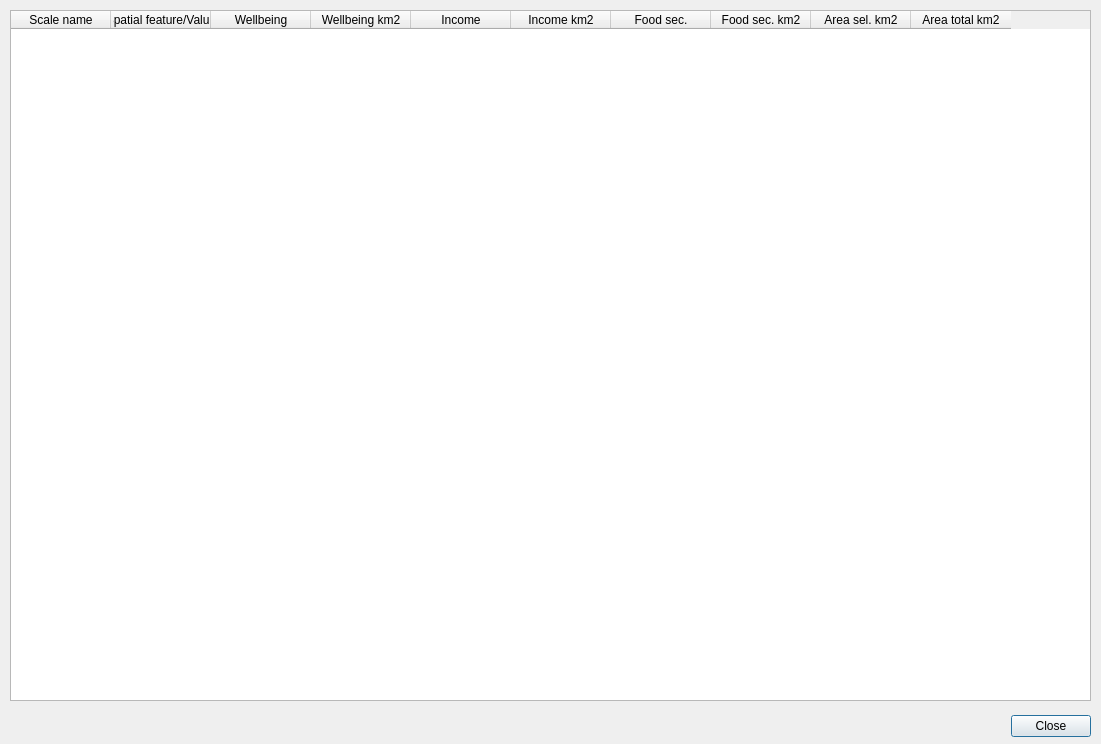
This is marine_values_feature_flyout.ui in csiro-chris-m/marine_values as Qt 5 draws it before an edit. The edited form follows.
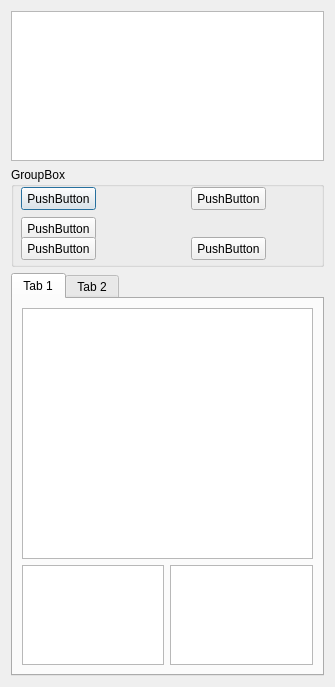
This is the edited form.

Commit message: Plugin window sizing auto resizes elements. Moved db to project dir

```diff
--- a/marine_values_feature_flyout.ui
+++ b/marine_values_feature_flyout.ui
@@ -6,113 +6,173 @@
    <rect>
     <x>0</x>
     <y>0</y>
-    <width>1101</width>
-    <height>744</height>
+    <width>335</width>
+    <height>687</height>
    </rect>
   </property>
   <property name="windowTitle">
    <string>Dialog</string>
   </property>
-  <widget class="QDialogButtonBox" name="buttonBox">
-   <property name="geometry">
-    <rect>
-     <x>750</x>
-     <y>710</y>
-     <width>341</width>
-     <height>32</height>
-    </rect>
-   </property>
-   <property name="orientation">
-    <enum>Qt::Horizontal</enum>
-   </property>
-   <property name="standardButtons">
-    <set>QDialogButtonBox::Close</set>
-   </property>
-  </widget>
-  <widget class="QTableWidget" name="tableWidgetDetailFlyout">
-   <property name="geometry">
-    <rect>
-     <x>10</x>
-     <y>10</y>
-     <width>1081</width>
-     <height>691</height>
-    </rect>
-   </property>
-   <property name="sizePolicy">
-    <sizepolicy hsizetype="Fixed" vsizetype="Fixed">
-     <horstretch>0</horstretch>
-     <verstretch>0</verstretch>
-    </sizepolicy>
-   </property>
-   <property name="minimumSize">
-    <size>
-     <width>331</width>
-     <height>8</height>
-    </size>
-   </property>
-   <property name="columnCount">
-    <number>10</number>
-   </property>
-   <attribute name="horizontalHeaderDefaultSectionSize">
-    <number>100</number>
-   </attribute>
-   <attribute name="horizontalHeaderMinimumSectionSize">
-    <number>17</number>
-   </attribute>
-   <attribute name="verticalHeaderMinimumSectionSize">
-    <number>17</number>
-   </attribute>
-   <column>
-    <property name="text">
-     <string>Scale name</string>
-    </property>
-   </column>
-   <column>
-    <property name="text">
-     <string>Spatial feature/Value</string>
-    </property>
-   </column>
-   <column>
-    <property name="text">
-     <string>Wellbeing</string>
-    </property>
-   </column>
-   <column>
-    <property name="text">
-     <string>Wellbeing km2</string>
-    </property>
-   </column>
-   <column>
-    <property name="text">
-     <string>Income</string>
-    </property>
-   </column>
-   <column>
-    <property name="text">
-     <string>Income km2</string>
-    </property>
-   </column>
-   <column>
-    <property name="text">
-     <string>Food sec.</string>
-    </property>
-   </column>
-   <column>
-    <property name="text">
-     <string>Food sec. km2</string>
-    </property>
-   </column>
-   <column>
-    <property name="text">
-     <string>Area sel. km2</string>
-    </property>
-   </column>
-   <column>
-    <property name="text">
-     <string>Area total km2</string>
-    </property>
-   </column>
-  </widget>
+  <layout class="QGridLayout" name="gridLayout">
+   <item row="1" column="0">
+    <layout class="QGridLayout" name="gridLayout_6">
+     <item row="0" column="0">
+      <widget class="QGroupBox" name="groupBox">
+       <property name="minimumSize">
+        <size>
+         <width>0</width>
+         <height>100</height>
+        </size>
+       </property>
+       <property name="title">
+        <string>GroupBox</string>
+       </property>
+       <widget class="QPushButton" name="pushButton">
+        <property name="geometry">
+         <rect>
+          <x>10</x>
+          <y>20</y>
+          <width>75</width>
+          <height>23</height>
+         </rect>
+        </property>
+        <property name="text">
+         <string>PushButton</string>
+        </property>
+       </widget>
+       <widget class="QPushButton" name="pushButton_2">
+        <property name="geometry">
+         <rect>
+          <x>10</x>
+          <y>50</y>
+          <width>75</width>
+          <height>23</height>
+         </rect>
+        </property>
+        <property name="text">
+         <string>PushButton</string>
+        </property>
+       </widget>
+       <widget class="QPushButton" name="pushButton_3">
+        <property name="geometry">
+         <rect>
+          <x>10</x>
+          <y>70</y>
+          <width>75</width>
+          <height>23</height>
+         </rect>
+        </property>
+        <property name="text">
+         <string>PushButton</string>
+        </property>
+       </widget>
+       <widget class="QPushButton" name="pushButton_4">
+        <property name="geometry">
+         <rect>
+          <x>180</x>
+          <y>20</y>
+          <width>75</width>
+          <height>23</height>
+         </rect>
+        </property>
+        <property name="text">
+         <string>PushButton</string>
+        </property>
+       </widget>
+       <widget class="QPushButton" name="pushButton_5">
+        <property name="geometry">
+         <rect>
+          <x>180</x>
+          <y>70</y>
+          <width>75</width>
+          <height>23</height>
+         </rect>
+        </property>
+        <property name="text">
+         <string>PushButton</string>
+        </property>
+       </widget>
+      </widget>
+     </item>
+    </layout>
+   </item>
+   <item row="4" column="0">
+    <layout class="QGridLayout" name="gridLayout_2"/>
+   </item>
+   <item row="0" column="0">
+    <layout class="QGridLayout" name="gridLayout_7">
+     <item row="0" column="0">
+      <widget class="QTableWidget" name="tableWidget">
+       <property name="maximumSize">
+        <size>
+         <width>16777215</width>
+         <height>150</height>
+        </size>
+       </property>
+      </widget>
+     </item>
+    </layout>
+   </item>
+   <item row="3" column="0">
+    <widget class="QTabWidget" name="tabWidget">
+     <property name="currentIndex">
+      <number>0</number>
+     </property>
+     <widget class="QWidget" name="tab_3">
+      <attribute name="title">
+       <string>Tab 1</string>
+      </attribute>
+      <layout class="QGridLayout" name="gridLayout_11">
+       <item row="0" column="0">
+        <layout class="QGridLayout" name="gridLayout_10">
+         <item row="0" column="0">
+          <widget class="QGraphicsView" name="graphicsView"/>
+         </item>
+        </layout>
+       </item>
+       <item row="3" column="0">
+        <layout class="QGridLayout" name="gridLayout_12">
+         <item row="0" column="0">
+          <widget class="QListWidget" name="listWidget">
+           <property name="maximumSize">
+            <size>
+             <width>16777215</width>
+             <height>100</height>
+            </size>
+           </property>
+          </widget>
+         </item>
+         <item row="0" column="1">
+          <widget class="QTableWidget" name="tableWidget_3">
+           <property name="maximumSize">
+            <size>
+             <width>16777215</width>
+             <height>100</height>
+            </size>
+           </property>
+          </widget>
+         </item>
+        </layout>
+       </item>
+      </layout>
+     </widget>
+     <widget class="QWidget" name="tab_4">
+      <attribute name="title">
+       <string>Tab 2</string>
+      </attribute>
+      <layout class="QGridLayout" name="gridLayout_9">
+       <item row="0" column="0">
+        <layout class="QGridLayout" name="gridLayout_8">
+         <item row="0" column="0">
+          <widget class="QTableWidget" name="tableWidget_2"/>
+         </item>
+        </layout>
+       </item>
+      </layout>
+     </widget>
+    </widget>
+   </item>
+  </layout>
  </widget>
  <resources/>
  <connections>
```
Left out of the diff: 35 changed lines with no effect on the pictures. The commit also changes 4 other files.
